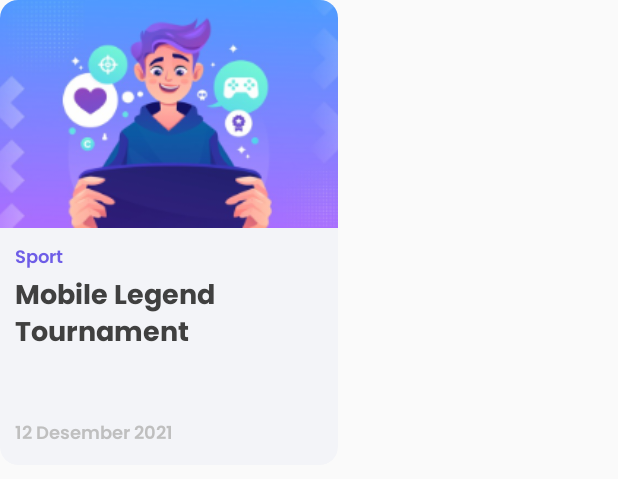
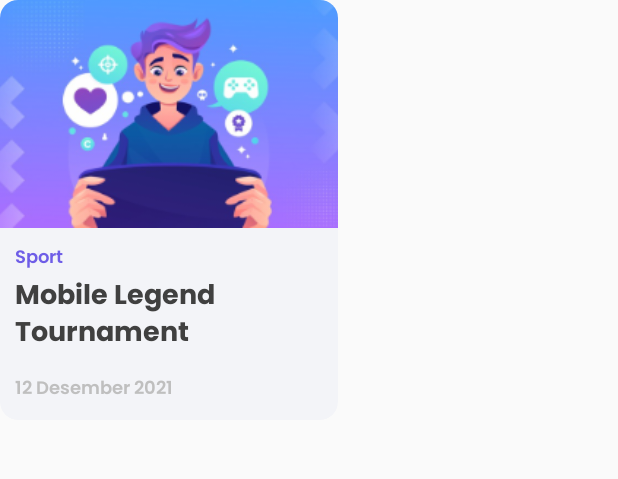
Before and after one commit to Rippezz/mobile-final, an Android app: the layout event_thumbnail_item.xml on its own in the app's theme, with its tools: preview values and no code run, on a phone screen of 412 x 824 dp. Shown: the top 479 px of the screen. Run offline under Robolectric (Android 15) with nearby library versions, the phone set to English and light mode, and no system bars; network calls fail.

Commit message:
update project

```diff
--- a/FriendFinderApp/app/src/main/AndroidManifest.xml
+++ b/FriendFinderApp/app/src/main/AndroidManifest.xml
@@ -8,7 +8,7 @@
         android:largeHeap="true"
         android:icon="@mipmap/ic_launcher"
         android:label="@string/app_name"
-        android:networkSecurityConfig="false"
+        android:networkSecurityConfig="@xml/network_security_config"
         android:roundIcon="@mipmap/ic_launcher_round"
         android:supportsRtl="true"
         android:theme="@style/AppTheme"
--- a/FriendFinderApp/app/src/main/java/com/example/friendfinderapp/EventAdapter.java
+++ b/FriendFinderApp/app/src/main/java/com/example/friendfinderapp/EventAdapter.java
@@ -4,6 +4,7 @@ import android.view.LayoutInflater;
 import android.view.View;
 import android.view.ViewGroup;
 import android.widget.ImageView;
+import android.widget.LinearLayout;
 import android.widget.TextView;
 
 import androidx.annotation.NonNull;
@@ -37,6 +38,7 @@ public class EventAdapter extends RecyclerView.Adapter<EventAdapter.EventViewHol
     public void onBindViewHolder(@NonNull EventAdapter.EventViewHolder holder, int position) {
         holder.txt_event_name.setText(events.get(position).getEvent_name());
         holder.txt_event_date.setText(events.get(position).getEvent_date());
+        holder.event_id.setText(String.valueOf(events.get(position).getId()));
 
         Glide.with(holder.itemView).load(ConfigurationAll.ImageURL + events.get(position).getEvent_image()).into(holder.img_event_image);
     }
@@ -47,7 +49,7 @@ public class EventAdapter extends RecyclerView.Adapter<EventAdapter.EventViewHol
     }
 
     public static class EventViewHolder extends RecyclerView.ViewHolder implements View.OnClickListener {
-        private TextView txt_event_name, txt_event_date;
+        private TextView txt_event_name, txt_event_date, event_id;
         private ImageView img_event_image;
         OnEventListener onEventListener;
         public EventViewHolder(@NonNull View itemView, OnEventListener onEventListener) {
@@ -56,6 +58,8 @@ public class EventAdapter extends RecyclerView.Adapter<EventAdapter.EventViewHol
             txt_event_name = itemView.findViewById(R.id.txt_event_name);
             txt_event_date = itemView.findViewById(R.id.txt_event_date);
             img_event_image = itemView.findViewById(R.id.img_event_image);
+            event_id = itemView.findViewById(R.id.event_id);
+
             this.onEventListener = onEventListener;
 
             itemView.setOnClickListener(this);
--- a/FriendFinderApp/app/src/main/java/com/example/friendfinderapp/EventFragment.java
+++ b/FriendFinderApp/app/src/main/java/com/example/friendfinderapp/EventFragment.java
@@ -51,6 +51,8 @@ public class EventFragment extends Fragment implements EventAdapter.OnEventListe
         intent.putExtra("event_name", events.get(position).getEvent_name());
         intent.putExtra("event_date", events.get(position).getEvent_date());
         intent.putExtra("event_image", events.get(position).getEvent_image());
+        intent.putExtra("event_id", events.get(position).getId());
+//        System.out.println(events.get(position).getId());
         startActivity(intent);
     }
 
--- a/FriendFinderApp/app/src/main/java/com/example/friendfinderapp/HomeFragment.java
+++ b/FriendFinderApp/app/src/main/java/com/example/friendfinderapp/HomeFragment.java
@@ -44,7 +44,7 @@ public class HomeFragment extends Fragment implements EventAdapter.OnEventListen
 
     // url for get all event data
 
-    public static String username;
+    public static String username = "";
 
     @Override
     public View onCreateView(LayoutInflater inflater, ViewGroup container,
--- a/FriendFinderApp/app/src/main/res/layout/event_thumbnail_item.xml
+++ b/FriendFinderApp/app/src/main/res/layout/event_thumbnail_item.xml
@@ -1,17 +1,17 @@
 <?xml version="1.0" encoding="utf-8"?>
 <RelativeLayout xmlns:android="http://schemas.android.com/apk/res/android"
+    xmlns:app="http://schemas.android.com/apk/res-auto"
     android:layout_width="wrap_content"
     android:layout_height="wrap_content"
-    android:layout_marginEnd="20dp"
-    xmlns:app="http://schemas.android.com/apk/res-auto">
+    android:layout_marginEnd="20dp">
 
     <androidx.cardview.widget.CardView
+        android:layout_width="225dp"
+        android:layout_height="280dp"
+        android:backgroundTint="@color/subtleGrey"
+        android:elevation="200dp"
         app:cardCornerRadius="12dp"
-        app:cardElevation="0dp"
-        android:layout_width="225dp"
-        android:layout_height="310dp"
-        android:backgroundTint="@color/subtleGrey"
-        android:elevation="200dp">
+        app:cardElevation="0dp">
 
         <LinearLayout
             android:layout_width="match_parent"
@@ -44,9 +44,9 @@
                 // event name
 
                 <TextView
+                    android:id="@+id/txt_thumbnail_event_name"
                     android:layout_width="wrap_content"
                     android:layout_height="wrap_content"
-                    android:id="@+id/txt_thumbnail_event_name"
                     android:fontFamily="@font/poppinsbold"
                     android:text="Mobile Legend Tournament"
                     android:textColor="@color/black"
@@ -56,11 +56,46 @@
                 <RelativeLayout
                     android:layout_width="match_parent"
                     android:layout_height="match_parent">
+                    <!--
+                                <androidx.cardview.widget.CardView
+                                    android:layout_alignParentBottom="true"
+                                    android:layout_alignParentEnd="true"
+                                    android:id="@+id/btn_detail"
+                                    android:layout_width="65dp"
+                                    android:layout_height="23dp"
+                                    android:backgroundTint="@color/blue"
+                                    app:cardCornerRadius="4dp"
+                                    app:cardElevation="0dp">
 
+                                    <LinearLayout
+                                        android:layout_width="wrap_content"
+                                        android:layout_height="wrap_content"
+                                        android:layout_gravity="center"
+                                        android:layout_marginHorizontal="8dp"
+                                        android:layout_marginVertical="4dp"
+                                        android:orientation="horizontal">
+
+                                        <TextView
+                                            android:layout_width="wrap_content"
+                                            android:layout_height="wrap_content"
+                                            android:fontFamily="@font/poppinssemibold"
+                                            android:text="Detail"
+                                            android:textColor="@color/white"
+                                            android:textSize="10dp" />
+
+                                        <ImageView
+                                            android:layout_width="15dp"
+                                            android:layout_height="15dp"
+                                            android:layout_gravity="center_vertical"
+                                            android:layout_marginStart="5dp"
+                                            android:src="@drawable/ic_baseline_chevron_right_24" />
+                                    </LinearLayout>
+                                </androidx.cardview.widget.CardView>
+            -->
                     <TextView
+                        android:id="@+id/txt_thumbnail_event_date"
                         android:layout_width="wrap_content"
                         android:layout_height="wrap_content"
-                        android:id="@+id/txt_thumbnail_event_date"
                         android:layout_alignParentBottom="true"
                         android:fontFamily="@font/poppinssemibold"
                         android:text="12 Desember 2021"
```
Also changed, not shown: FriendFinderApp/app/src/main/java/com/example/friendfinderapp/Activity/SignIn.java (+35 -21 lines), FriendFinderApp/app/src/main/java/com/example/friendfinderapp/Model/ResponseModel.java (+8 -1 lines), FriendFinderApp/app/src/main/res/layout/event_item.xml (+7 -0 lines).
